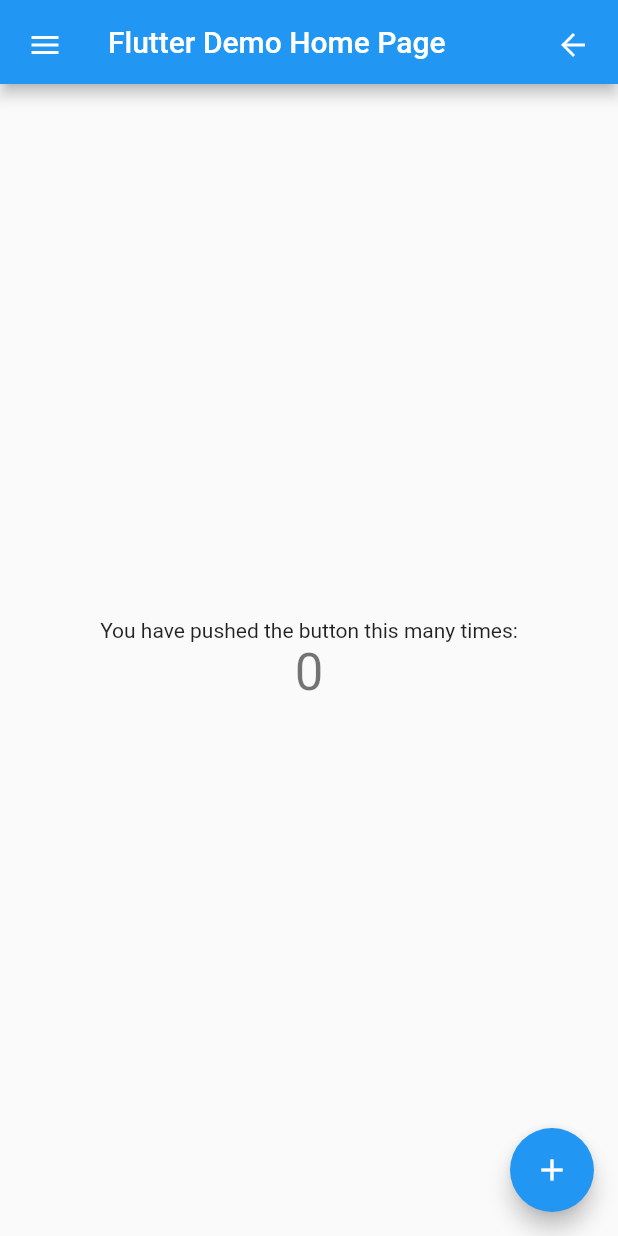
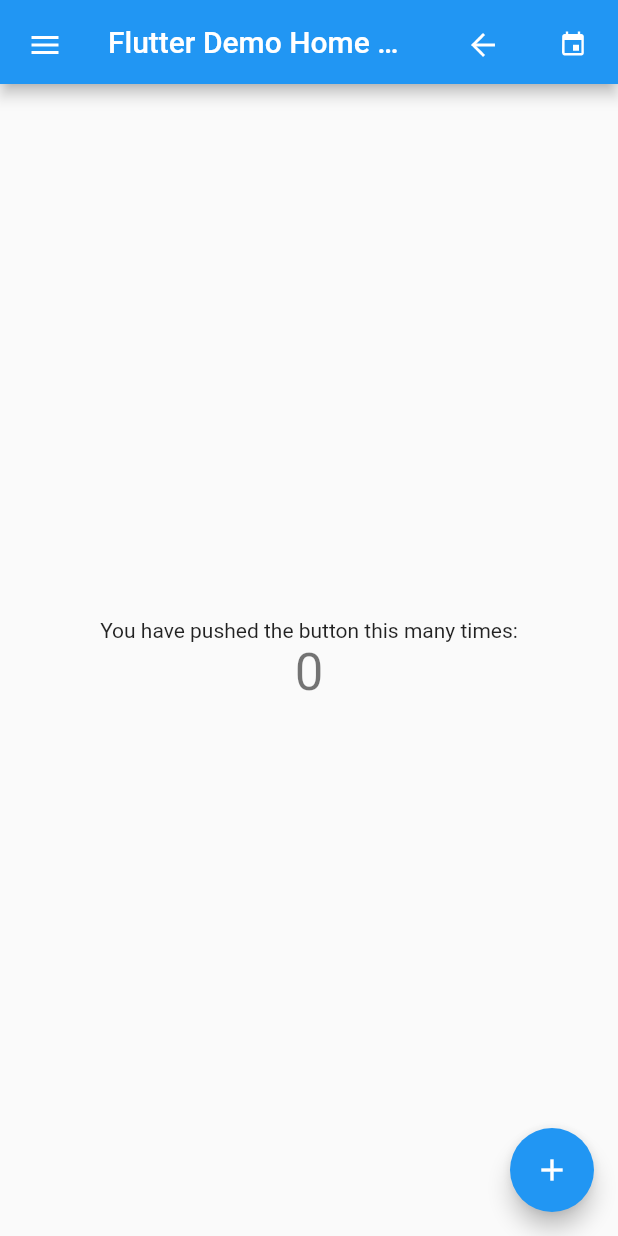
Before and after one commit to Arjunraj-k/auto_animated_icon, a Flutter app: the screen it shows after launch, on a phone screen of 412 x 824 dp. Run offline on Flutter 3.47's test engine with Material 2 defaults, Android fonts, the phone set to English and light mode, and no system bars.

Commit message:
Added Separate toolips for both icons. Example added.

```diff
--- a/example/counter/lib/main.dart
+++ b/example/counter/lib/main.dart
@@ -84,6 +84,12 @@ class _MyHomePageState extends State<MyHomePage> {
             icon: AnimatedIcons.menu_arrow,
             onPressed: () {},
             initialState: InitialState.second,
+          ),
+          AutoAnimatedIcon(
+            icon: AnimatedIcons.event_add,
+            onPressed: () {},
+            firstToolip: "Event",
+            secondToolip: "Add",
           )
         ],
       ),
--- a/lib/auto_animated_icon.dart
+++ b/lib/auto_animated_icon.dart
@@ -8,8 +8,12 @@ enum InitialState { first, second }
 ///
 ///The [icon] and [onPressed] are required.
 ///[icon] cannot be null.
+///
 ///[duration] is the time taken to animate the transition.
+///
 ///[initialState] is the initial state of the [AnimatedIcon] which can be either [InitialState.first] or [InitialState.second] where the first indicate the first icon.
+///
+///[firstToolip] is the toolip for first icon. [secondToolip] is the toolip for second icon.
 ///
 ///
 ///For other customization info, Please refere to [IconButton] and [AnimatedIcon].
--- a/pubspec.yaml
+++ b/pubspec.yaml
@@ -1,6 +1,6 @@
 name: auto_animated_icon
 description: A Flutter package to simplify the process of creating an AnimatedIcon
-version: 1.0.2
+version: 1.0.3
 author: Arjunraj Kokkadan <arjunrajkokkadan@gmail.com>
 repository: https://github.com/Arjunraj-k/auto_animated_icon
 homepage: https://thebinaryeffect.com
```
Also changed, not shown: 5 other files.
